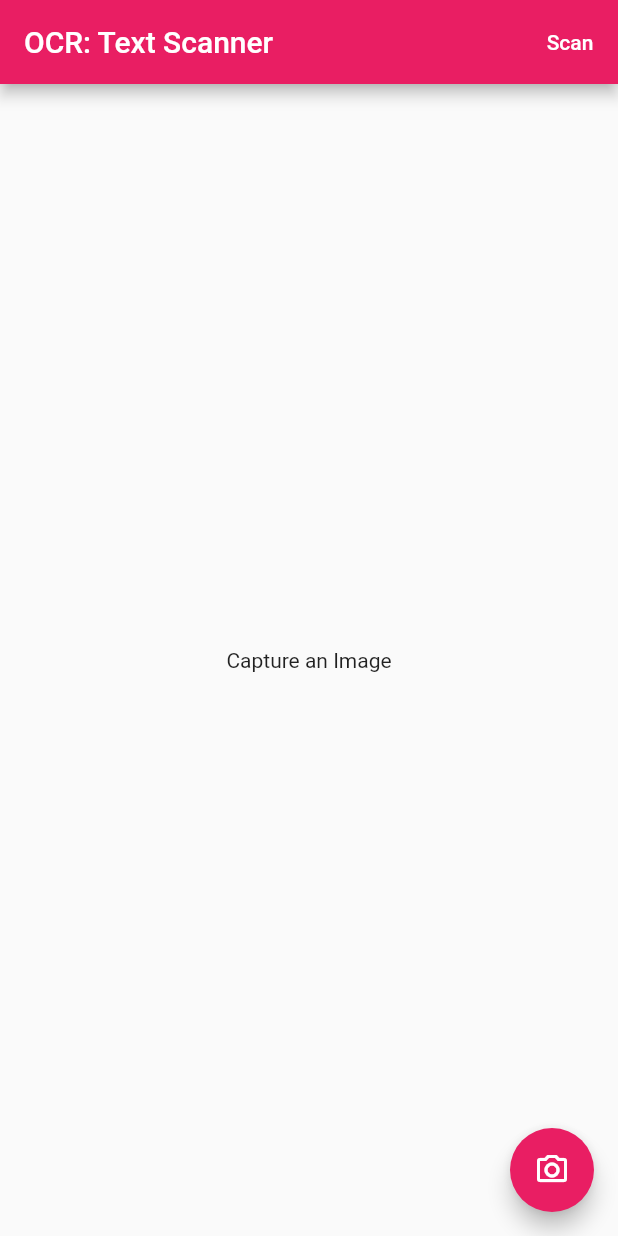
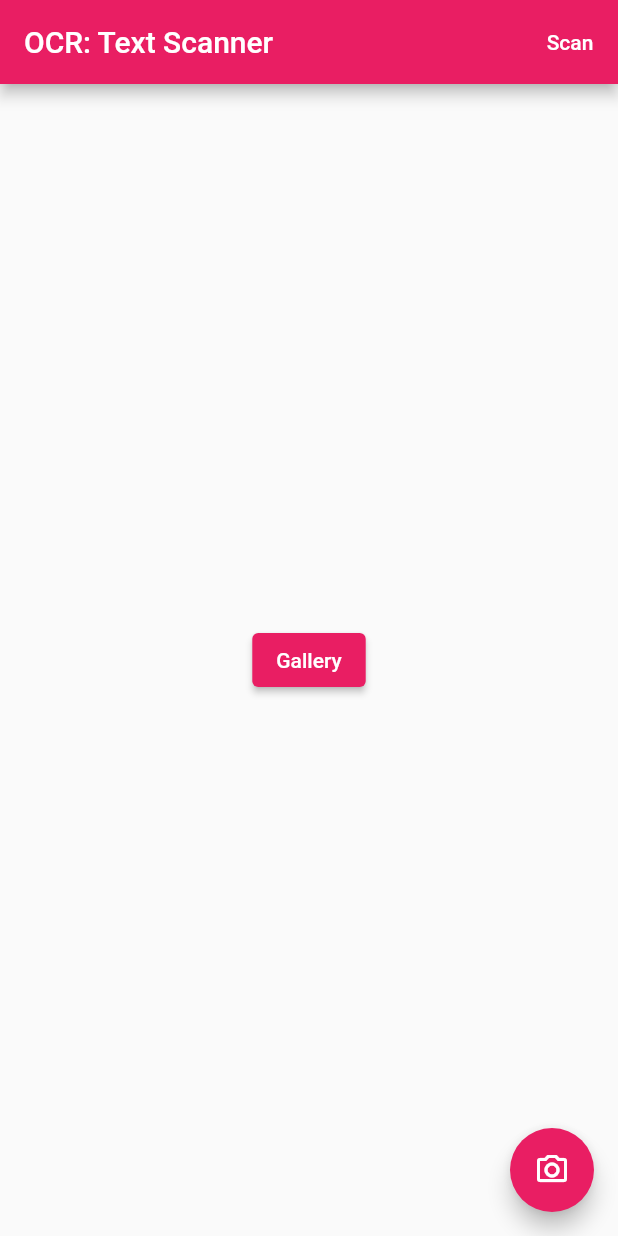
Before and after one commit to reymundvirtus/OCR-text-scanner, a Flutter app: the screen it shows after launch, on a phone screen of 412 x 824 dp. Run offline on Flutter 3.47's test engine with Material 2 defaults, Android fonts, the phone set to English and light mode, and no system bars; our stand-ins replace google_fonts, image_picker; missing offline and left inert: clipboard, google_ml_kit.

Commit message:
changes in home.dart

```diff
--- a/lib/Home.dart
+++ b/lib/Home.dart
@@ -44,7 +44,13 @@ class _HomeState extends State<Home> {
         height: double.infinity,
         width: double.infinity,
         child: isLoaded ? Image.file(finalImagePath, fit: BoxFit.fill)
-            : const Center(child: Text("Capture an Image"),)
+            : Center(child: ElevatedButton(
+              onPressed: () => getImage(),
+              child: const Text('Gallery'),
+              style: ElevatedButton.styleFrom(
+                primary: Colors.pink,
+              ),
+            ),)
       ),
     );
   }
@@ -72,6 +78,20 @@ class _HomeState extends State<Home> {
     Navigator.of(context).pop();
     Navigator.of(context)
         .push(MaterialPageRoute(builder: (context) => Details(finalText)));
+  }
+
+  // picking image
+  void getImage() async {
+    final ImagePicker imagePicker = ImagePicker();
+    final XFile? image = await imagePicker.pickImage(source: ImageSource.gallery);
+
+    setState(() {
+      finalImagePath = File(image!.path);
+      isLoaded = true;
+      imagePath = image.path.toString();
+    });
+
+    scanText(imagePath);
   }
 
   // camera image
```
